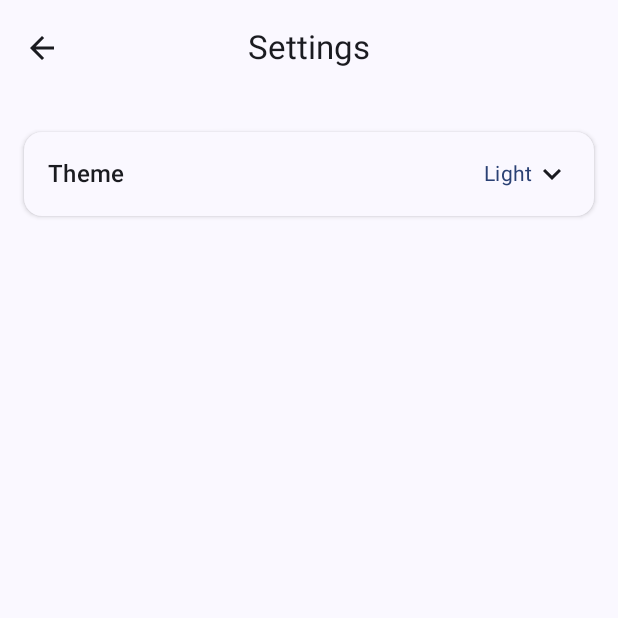
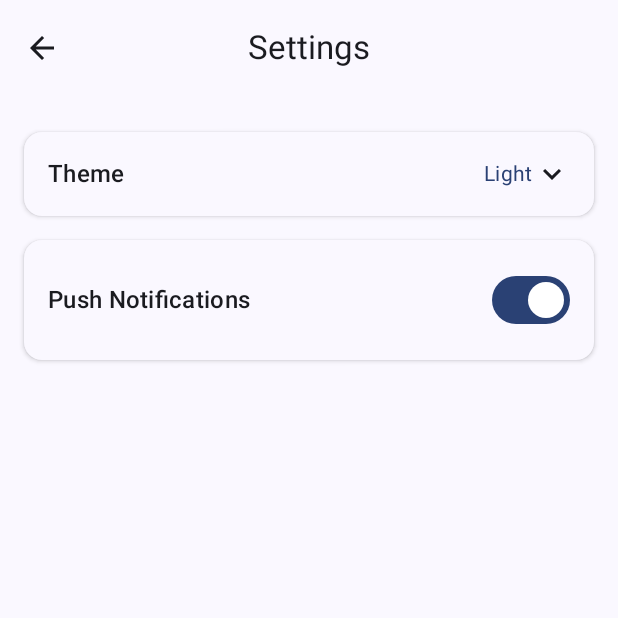
Before and after one commit to PiotrKedz/KPZ25_CORE2, an Android app built with Jetpack Compose: the SettingsActivity screen opened directly, with no data from a screen before it, on a phone screen of 412 x 824 dp, the top half of it. Run offline under Robolectric (Android 15) with nearby library versions, the phone set to English and light mode, and no system bars.

Commit message:
notifications settings on/off

```diff
--- a/app/src/main/java/com/example/innertemp/SettingsActivity.kt
+++ b/app/src/main/java/com/example/innertemp/SettingsActivity.kt
@@ -24,6 +24,7 @@ import androidx.compose.material3.MaterialTheme
 import androidx.compose.material3.RadioButton
 import androidx.compose.material3.Scaffold
 import androidx.compose.material3.Surface
+import androidx.compose.material3.Switch
 import androidx.compose.material3.Text
 import androidx.compose.material3.TopAppBar
 import androidx.compose.runtime.Composable
@@ -79,6 +80,10 @@ fun SettingsScreen(onBack: () -> Unit, onThemeChanged: () -> Unit) {
         mutableStateOf(sharedPref.getString("theme", "Light") ?: "Light")
     }
 
+    var pushNotificationsEnabled by remember {
+        mutableStateOf(sharedPref.getBoolean("push_notifications", true))
+    }
+
     fun saveThemePreference(theme: String) {
         with(sharedPref.edit()) {
             putString("theme", theme)
@@ -86,6 +91,14 @@ fun SettingsScreen(onBack: () -> Unit, onThemeChanged: () -> Unit) {
         }
         selectedTheme = theme
         onThemeChanged()
+    }
+
+    fun savePushNotificationPreference(enabled: Boolean) {
+        with(sharedPref.edit()) {
+            putBoolean("push_notifications", enabled)
+            apply()
+        }
+        pushNotificationsEnabled = enabled
     }
 
     Scaffold(
@@ -207,6 +220,35 @@ fun SettingsScreen(onBack: () -> Unit, onThemeChanged: () -> Unit) {
                     }
                 }
             }
+
+            Card(
+                modifier = Modifier
+                    .fillMaxWidth()
+                    .padding(vertical = 8.dp),
+                elevation = CardDefaults.cardElevation(defaultElevation = 2.dp),
+                colors = CardDefaults.cardColors(containerColor = MaterialTheme.colorScheme.surface)
+            ) {
+                Row(
+                    modifier = Modifier
+                        .fillMaxWidth()
+                        .padding(16.dp),
+                    verticalAlignment = Alignment.CenterVertically
+                ) {
+                    Text(
+                        text = "Push Notifications",
+                        style = MaterialTheme.typography.titleMedium,
+                        fontWeight = FontWeight.Medium,
+                        modifier = Modifier.weight(1f)
+                    )
+
+                    Switch(
+                        checked = pushNotificationsEnabled,
+                        onCheckedChange = { isChecked ->
+                            savePushNotificationPreference(isChecked)
+                        }
+                    )
+                }
+            }
         }
     }
 }
```
Also changed, not shown: 82 other files.
